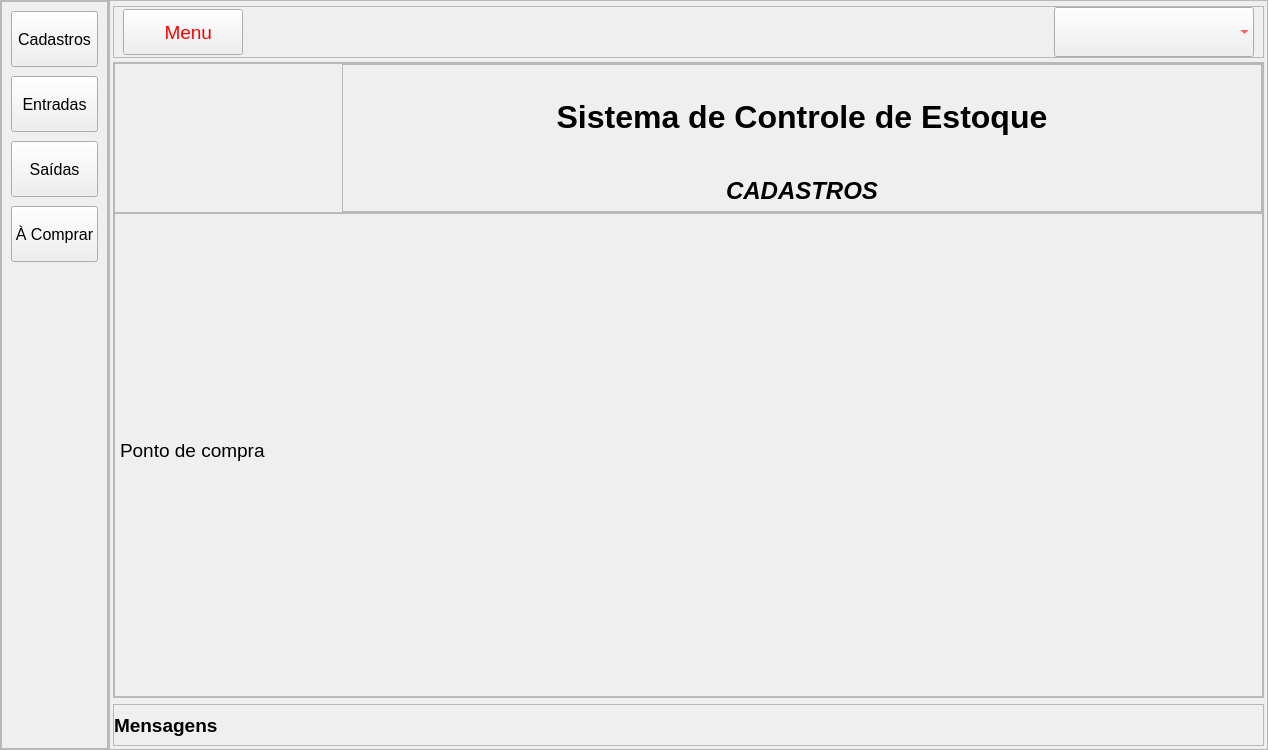
Before: the Qt Designer form mainwindow.ui in Facul-Ctba/Sistema_Controle_Estoque, drawn with Qt 5.
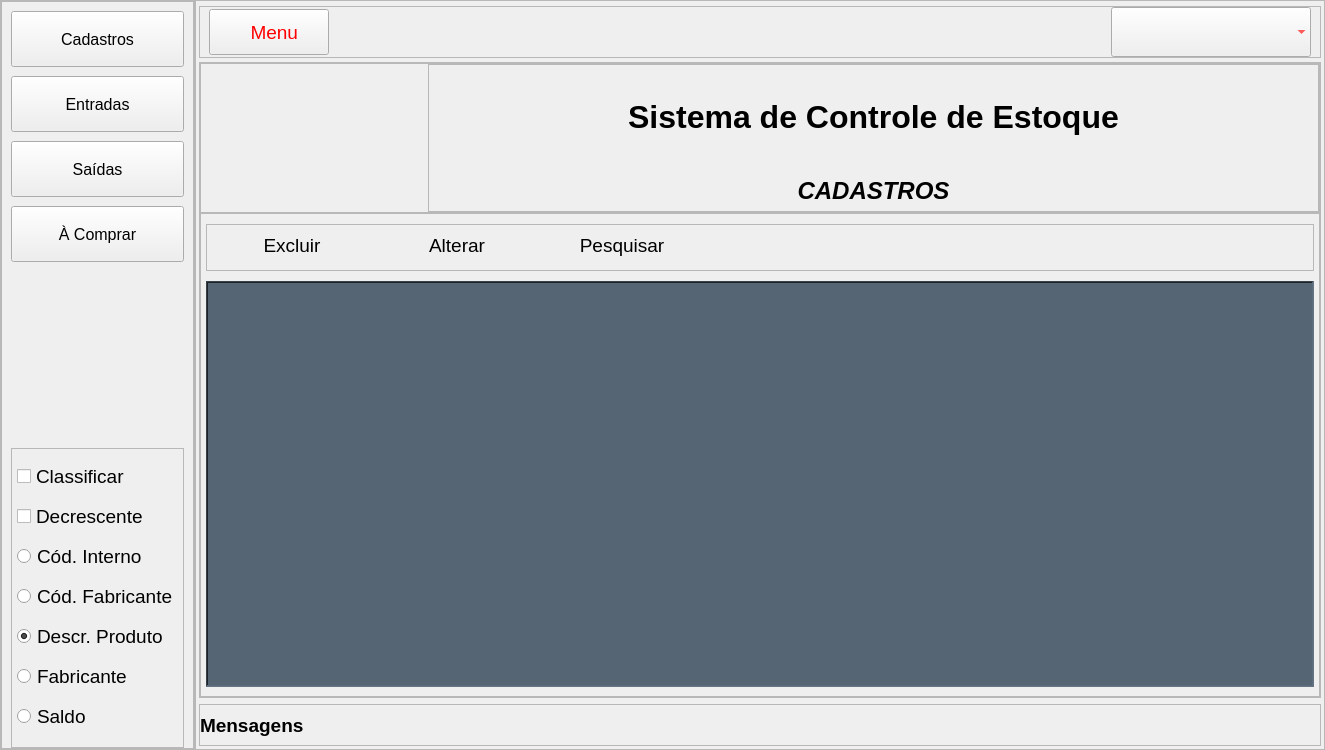
After: the same form once the commit is applied. The open tabs and pages were chosen to show the change. Icons and pictures are not drawn.

Diff of the .ui file:
```diff
--- a/mainwindow.ui
+++ b/mainwindow.ui
@@ -7,7 +7,7 @@
    <rect>
     <x>0</x>
     <y>0</y>
-    <width>1268</width>
+    <width>1321</width>
     <height>750</height>
    </rect>
   </property>
@@ -228,7 +228,7 @@
            </widget>
           </item>
           <item>
-           <widget class="QPushButton" name="pb_compra">
+           <widget class="QPushButton" name="pb_compras">
             <property name="minimumSize">
              <size>
               <width>0</width>
@@ -279,6 +279,97 @@
             </property>
            </spacer>
           </item>
+          <item>
+           <widget class="QFrame" name="fr_classif">
+            <property name="minimumSize">
+             <size>
+              <width>0</width>
+              <height>300</height>
+             </size>
+            </property>
+            <property name="frameShape">
+             <enum>QFrame::StyledPanel</enum>
+            </property>
+            <property name="frameShadow">
+             <enum>QFrame::Raised</enum>
+            </property>
+            <layout class="QVBoxLayout" name="verticalLayout_13">
+             <item>
+              <widget class="QCheckBox" name="cb_classif">
+               <property name="cursor">
+                <cursorShape>PointingHandCursor</cursorShape>
+               </property>
+               <property name="text">
+                <string>Classificar</string>
+               </property>
+              </widget>
+             </item>
+             <item>
+              <widget class="QCheckBox" name="cb_decresc">
+               <property name="cursor">
+                <cursorShape>PointingHandCursor</cursorShape>
+               </property>
+               <property name="text">
+                <string>Decrescente</string>
+               </property>
+              </widget>
+             </item>
+             <item>
+              <widget class="QRadioButton" name="rb_codint">
+               <property name="cursor">
+                <cursorShape>PointingHandCursor</cursorShape>
+               </property>
+               <property name="text">
+                <string>Cód. Interno</string>
+               </property>
+              </widget>
+             </item>
+             <item>
+              <widget class="QRadioButton" name="rb_codfabr">
+               <property name="cursor">
+                <cursorShape>PointingHandCursor</cursorShape>
+               </property>
+               <property name="text">
+                <string>Cód. Fabricante</string>
+               </property>
+              </widget>
+             </item>
+             <item>
+              <widget class="QRadioButton" name="rb_prod">
+               <property name="cursor">
+                <cursorShape>PointingHandCursor</cursorShape>
+               </property>
+               <property name="text">
+                <string>Descr. Produto</string>
+               </property>
+               <property name="checked">
+                <bool>true</bool>
+               </property>
+              </widget>
+             </item>
+             <item>
+              <widget class="QRadioButton" name="rb_fabr">
+               <property name="cursor">
+                <cursorShape>PointingHandCursor</cursorShape>
+               </property>
+               <property name="text">
+                <string>Fabricante</string>
+               </property>
+              </widget>
+             </item>
+             <item>
+              <widget class="QRadioButton" name="rb_saldo">
+               <property name="cursor">
+                <cursorShape>PointingHandCursor</cursorShape>
+               </property>
+               <property name="text">
+                <string>Saldo</string>
+               </property>
+              </widget>
+             </item>
+            </layout>
+           </widget>
+          </item>
          </layout>
         </widget>
        </item>
@@ -935,15 +1026,40 @@
                      </widget>
                     </item>
                     <item>
-                     <widget class="QRadioButton" name="rb_filtro">
+                     <widget class="QPushButton" name="pb_compra">
+                      <property name="minimumSize">
+                       <size>
+                        <width>170</width>
+                        <height>30</height>
+                       </size>
+                      </property>
+                      <property name="maximumSize">
+                       <size>
+                        <width>16777215</width>
+                        <height>30</height>
+                       </size>
+                      </property>
+                      <property name="font">
+                       <font>
+                        <family>Arial</family>
+                        <pointsize>14</pointsize>
+                       </font>
+                      </property>
                       <property name="cursor">
                        <cursorShape>PointingHandCursor</cursorShape>
                       </property>
-                      <property name="layoutDirection">
-                       <enum>Qt::RightToLeft</enum>
+                      <property name="styleSheet">
+                       <string notr="true">QPushButton:hover{
+	background-color: rgb(254, 151, 39);	
+	color: rgb(255, 255, 255);
+	border-radius: 10px;
+}
+QPushButton{
+	border-radius: 10px;
+}</string>
                       </property>
                       <property name="text">
-                       <string>Ativar Filtro</string>
+                       <string>Ponto de Compra</string>
                       </property>
                      </widget>
                     </item>
@@ -1549,11 +1665,213 @@
                </widget>
                <widget class="QWidget" name="PontoCompra">
                 <layout class="QVBoxLayout" name="verticalLayout_12">
+                 <property name="spacing">
+                  <number>10</number>
+                 </property>
+                 <property name="topMargin">
+                  <number>10</number>
+                 </property>
+                 <property name="bottomMargin">
+                  <number>0</number>
+                 </property>
                  <item>
-                  <widget class="QLabel" name="label_6">
-                   <property name="text">
-                    <string>Ponto de compra</string>
+                  <widget class="QFrame" name="fr_compras_cabec">
+                   <property name="sizePolicy">
+                    <sizepolicy hsizetype="Preferred" vsizetype="Minimum">
+                     <horstretch>0</horstretch>
+                     <verstretch>0</verstretch>
+                    </sizepolicy>
                    </property>
+                   <property name="minimumSize">
+                    <size>
+                     <width>0</width>
+                     <height>45</height>
+                    </size>
+                   </property>
+                   <property name="frameShape">
+                    <enum>QFrame::StyledPanel</enum>
+                   </property>
+                   <property name="frameShadow">
+                    <enum>QFrame::Raised</enum>
+                   </property>
+                   <layout class="QHBoxLayout" name="horizontalLayout_8">
+                    <property name="spacing">
+                     <number>15</number>
+                    </property>
+                    <property name="leftMargin">
+                     <number>10</number>
+                    </property>
+                    <property name="topMargin">
+                     <number>5</number>
+                    </property>
+                    <property name="rightMargin">
+                     <number>10</number>
+                    </property>
+                    <property name="bottomMargin">
+                     <number>10</number>
+                    </property>
+                    <item>
+                     <widget class="QPushButton" name="pb_compras_excl">
+                      <property name="minimumSize">
+                       <size>
+                        <width>150</width>
+                        <height>30</height>
+                       </size>
+                      </property>
+                      <property name="maximumSize">
+                       <size>
+                        <width>16777215</width>
+                        <height>30</height>
+                       </size>
+                      </property>
+                      <property name="font">
+                       <font>
+                        <family>Arial</family>
+                        <pointsize>14</pointsize>
+                       </font>
+                      </property>
+                      <property name="cursor">
+                       <cursorShape>PointingHandCursor</cursorShape>
+                      </property>
+                      <property name="styleSheet">
+                       <string notr="true">QPushButton:hover{
+	background-color: rgb(255, 0, 0);
+	color: rgb(255, 255, 255);
+	border-radius: 10px;
+}
+QPushButton{
+	border-radius: 10px;
+}</string>
+                      </property>
+                      <property name="text">
+                       <string>Excluir</string>
+                      </property>
+                     </widget>
+                    </item>
+                    <item>
+                     <widget class="QPushButton" name="pb_compras_alt">
+                      <property name="minimumSize">
+                       <size>
+                        <width>150</width>
+                        <height>30</height>
+                       </size>
+                      </property>
+                      <property name="maximumSize">
+                       <size>
+                        <width>16777215</width>
+                        <height>30</height>
+                       </size>
+                      </property>
+                      <property name="font">
+                       <font>
+                        <family>Arial</family>
+                        <pointsize>14</pointsize>
+                       </font>
+                      </property>
+                      <property name="cursor">
+                       <cursorShape>PointingHandCursor</cursorShape>
+                      </property>
+                      <property name="styleSheet">
+                       <string notr="true">QPushButton:hover{
+	background-color: rgb(255, 255, 0);
+	color: rgb(0, 0, 0);
+	border-radius: 10px;
+}
+QPushButton{
+	border-radius: 10px;
+}</string>
+                      </property>
+                      <property name="text">
+                       <string>Alterar</string>
+                      </property>
+                     </widget>
+                    </item>
+                    <item>
+                     <widget class="QPushButton" name="pb_compras_pesq">
+                      <property name="minimumSize">
+                       <size>
+                        <width>150</width>
+                        <height>30</height>
+                       </size>
+                      </property>
+                      <property name="maximumSize">
+                       <size>
+                        <width>16777215</width>
+                        <height>30</height>
+                       </size>
+                      </property>
+                      <property name="font">
+                       <font>
+                        <family>Arial</family>
+                        <pointsize>14</pointsize>
+                       </font>
+                      </property>
+                      <property name="cursor">
+                       <cursorShape>PointingHandCursor</cursorShape>
+                      </property>
+                      <property name="styleSheet">
+                       <string notr="true">QPushButton:hover{
+	background-color: rgb(0, 153, 255);
+	color: rgb(255, 255, 255);
+	border-radius: 10px;
+}
+QPushButton{
+	border-radius: 10px;
+}</string>
+                      </property>
+                      <property name="text">
+                       <string>Pesquisar</string>
+                      </property>
+                     </widget>
+                    </item>
+                    <item>
+                     <spacer name="horizontalSpacer_5">
+                      <property name="orientation">
+                       <enum>Qt::Horizontal</enum>
+                      </property>
+                      <property name="sizeHint" stdset="0">
+                       <size>
+                        <width>40</width>
+                        <height>20</height>
+                       </size>
+                      </property>
+                     </spacer>
+                    </item>
+                   </layout>
+                  </widget>
+                 </item>
+                 <item>
+                  <widget class="QTableView" name="tw_compras">
+                   <property name="font">
+                    <font>
+                     <family>Arial</family>
+                     <pointsize>14</pointsize>
+                    </font>
+                   </property>
+                   <property name="cursor" stdset="0">
+                    <cursorShape>PointingHandCursor</cursorShape>
+                   </property>
+                   <property name="styleSheet">
+                    <string notr="true">background-color: rgb(86, 101, 115);</string>
+                   </property>
+                   <property name="frameShape">
+                    <enum>QFrame::WinPanel</enum>
+                   </property>
+                   <property name="lineWidth">
+                    <number>2</number>
+                   </property>
+                   <property name="alternatingRowColors">
+                    <bool>true</bool>
+                   </property>
+                   <property name="selectionMode">
+                    <enum>QAbstractItemView::SingleSelection</enum>
+                   </property>
+                   <property name="selectionBehavior">
+                    <enum>QAbstractItemView::SelectRows</enum>
+                   </property>
+                   <attribute name="horizontalHeaderStretchLastSection">
+                    <bool>true</bool>
+                   </attribute>
                   </widget>
                  </item>
                 </layout>
```
Left out of the diff: 65 changed lines with no effect on the pictures.
